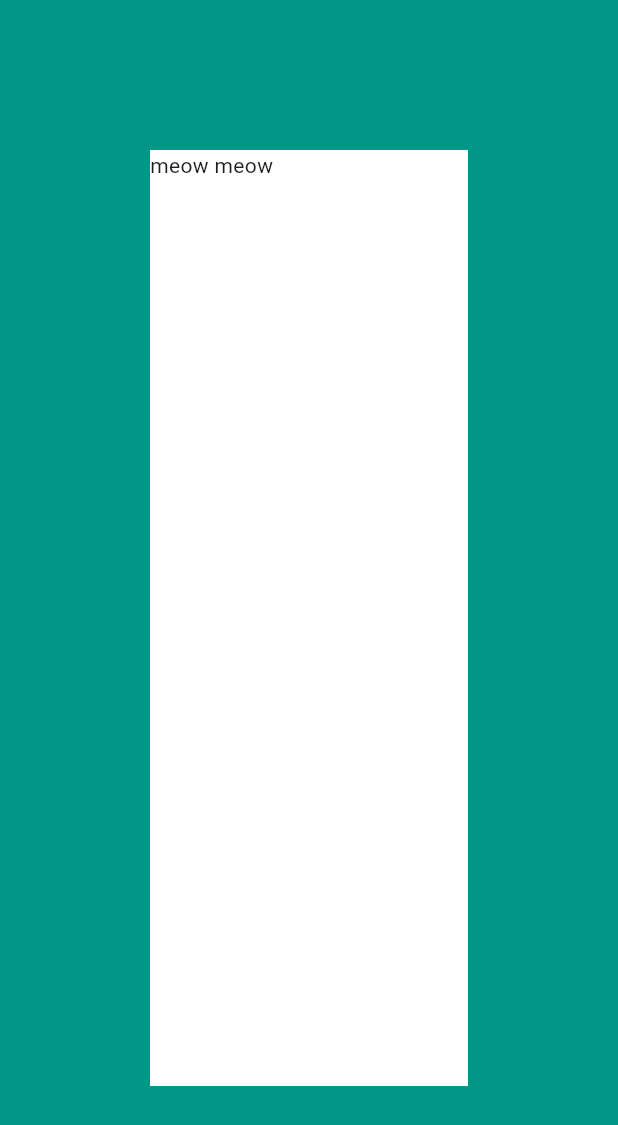
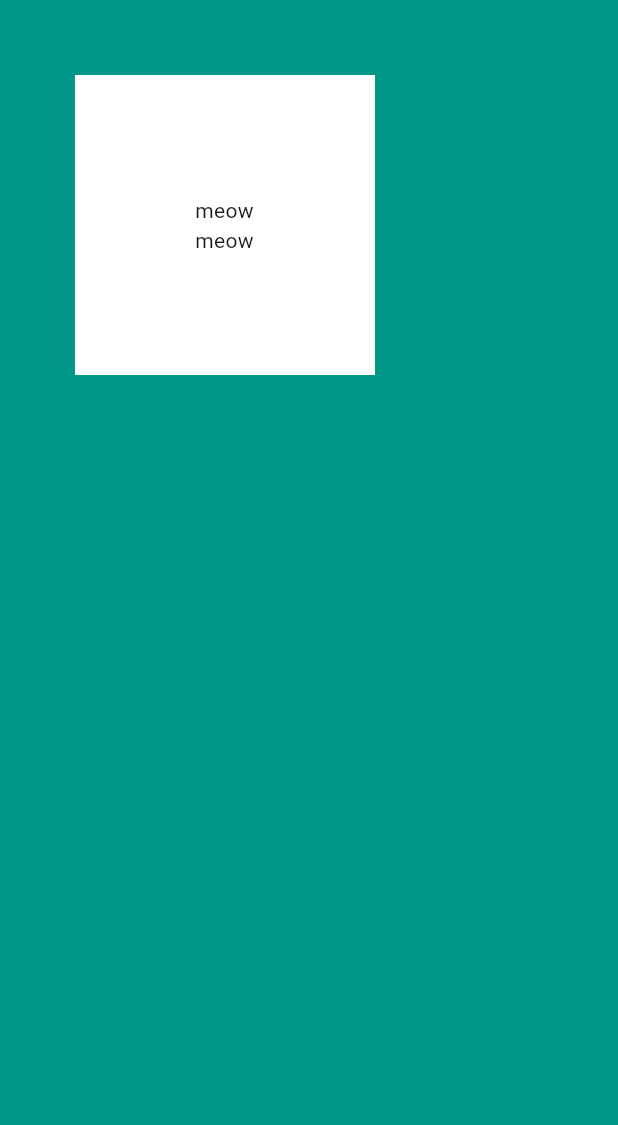
Before and after one commit to JieiGarcia/mi_card_flutter2, a Flutter app: the screen it shows after launch, on a phone screen of 412 x 824 dp. Shown: the top 1125 px of the screen. Run offline on Flutter 3.47's test engine with Material 3 defaults, Android fonts, the phone set to English and light mode, and no system bars.

Commit message:
padding added

```diff
--- a/lib/main.dart
+++ b/lib/main.dart
@@ -16,9 +16,10 @@ class MyApp extends StatelessWidget {
         backgroundColor: Colors.teal,
         body: SafeArea(
           child: Container(
-            height: 1000,
-            margin: EdgeInsets.symmetric(vertical: 100, horizontal: 100),
-            width: 400,
+            height: 200,
+            margin: EdgeInsets.only(left: 50, top: 50),
+            padding: EdgeInsets.all(80.0),
+            width: 200,
             color: Colors.white,
             child: Text("meow meow"),
           ),
```
